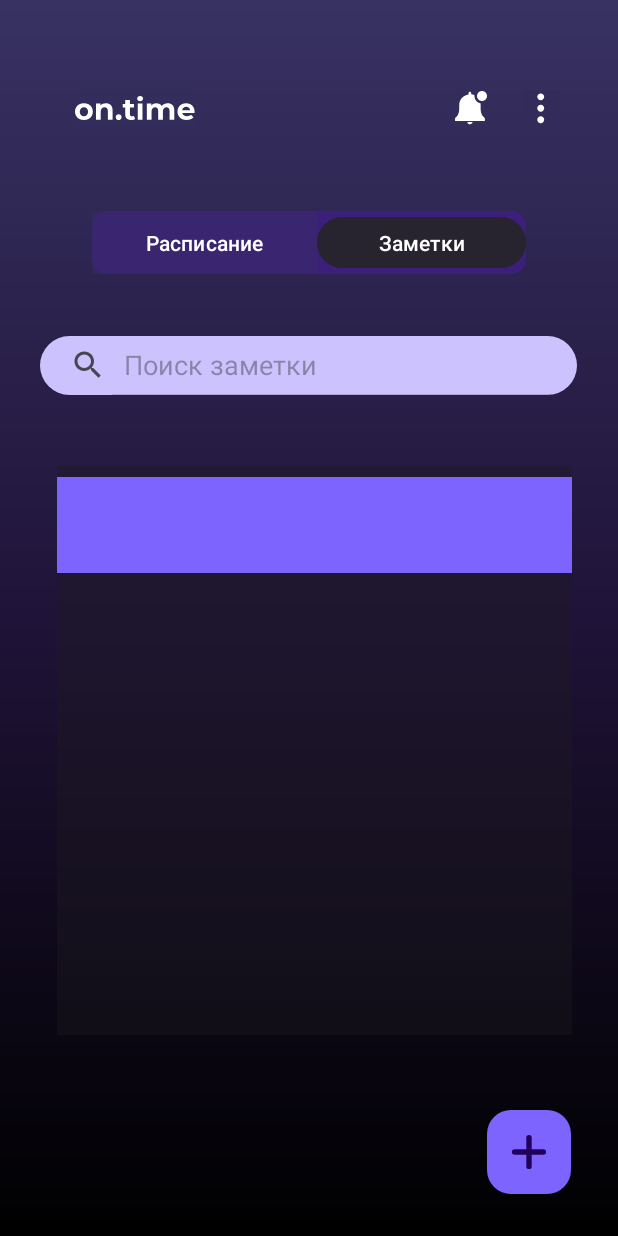
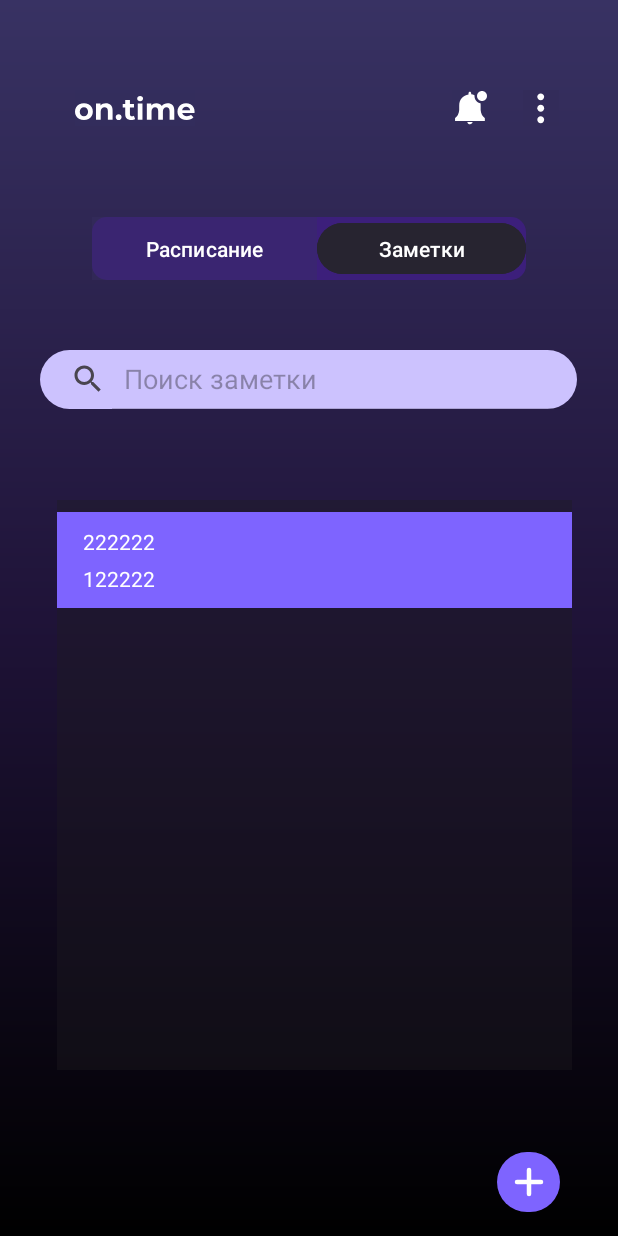
Before and after one commit to Milo4kaa/TestAndroid, an Android app built with Jetpack Compose: the screen it shows after launch (MainActivity), after a tap on "TODO", on a phone screen of 412 x 824 dp. Run offline under Robolectric (Android 15) with nearby library versions, the phone set to English and light mode, and no system bars.

Commit message:
Кнопка для передвижения

```diff
--- a/app/src/main/AndroidManifest.xml
+++ b/app/src/main/AndroidManifest.xml
@@ -13,10 +13,13 @@
         android:theme="@style/Theme.ToDoList"
         tools:targetApi="31">
         <activity
+            android:name=".Menu"
+            android:exported="false" />
+        <activity
             android:name=".ui.theme.NoteActivity"
             android:exported="false"
             android:label="@string/title_activity_note"
-            android:theme="@style/Theme.ToDoList"/>
+            android:theme="@style/Theme.ToDoList" />
         <activity
             android:name=".MainActivity"
             android:exported="true">
--- a/app/src/main/java/com/example/todolist/MainActivity.kt
+++ b/app/src/main/java/com/example/todolist/MainActivity.kt
@@ -25,8 +25,8 @@ class MainActivity : AppCompatActivity() {
         binding.apply {
             rcView.layoutManager = LinearLayoutManager(this@MainActivity)
             rcView.adapter = adapter
-            NoteAdd.setOnClickListener {
-                val note = Note("","1")
+            imageButton2.setOnClickListener {
+                val note = Note("222222","122222")
                 adapter.addNote(note)
             }
         }
@@ -35,4 +35,8 @@ class MainActivity : AppCompatActivity() {
         val intent = Intent(this, NoteActivity::class.java)
         startActivity(intent)
     }
+    fun onClickOpenMenuActivity (view : View){
+        val intent = Intent(this, Menu::class.java)
+        startActivity(intent)
+    }
 }
--- /dev/null
+++ b/app/src/main/res/drawable/liner_radius.xml
@@ -0,0 +1,5 @@
+<?xml version="1.0" encoding="utf-8"?>
+<shape xmlns:android="http://schemas.android.com/apk/res/android">
+    <solid android:color="#7E64FF"/>
+    <corners android:radius="20dp"/>
+</shape>
--- /dev/null
+++ b/app/src/main/res/drawable/menu_button_radius.xml
@@ -0,0 +1,5 @@
+<?xml version="1.0" encoding="utf-8"?>
+<shape xmlns:android="http://schemas.android.com/apk/res/android">
+    <solid android:color="#7E64FF"/>
+    <corners android:radius="360dp"/>
+</shape>
--- a/app/src/main/res/layout/activity_main.xml
+++ b/app/src/main/res/layout/activity_main.xml
@@ -6,26 +6,6 @@
     android:layout_height="match_parent"
     android:background="@drawable/gradient"
     tools:context=".MainActivity">
-
-
-    <com.google.android.material.floatingactionbutton.FloatingActionButton
-        android:id="@+id/NoteAdd"
-        android:layout_width="wrap_content"
-        android:layout_height="wrap_content"
-        android:layout_marginStart="328dp"
-        android:layout_marginEnd="31dp"
-        android:layout_marginBottom="28dp"
-        android:clickable="true"
-        android:contentDescription="@string/TODO"
-        android:focusable="true"
-        android:tint="@color/white"
-        app:backgroundTint="#7E64FF"
-        app:layout_constraintBottom_toBottomOf="parent"
-        app:layout_constraintEnd_toEndOf="parent"
-        app:layout_constraintHorizontal_bias="1.0"
-        app:layout_constraintStart_toStartOf="parent"
-        app:rippleColor="#7E64FF"
-        app:srcCompat="@drawable/group_21" />
 
     <SearchView
         android:id="@+id/searchView"
@@ -76,7 +56,6 @@
             android:layout_height="wrap_content"
             android:layout_weight="1"
             android:backgroundTint="#272430"
-            android:onClick="onClickOpenNoteActivity"
             android:text="@string/Заметки"
             tools:ignore="ButtonStyle,TouchTargetSizeCheck" />
     </LinearLayout>
@@ -122,16 +101,31 @@
         app:srcCompat="@drawable/on_time"
         tools:ignore="MissingConstraints" />
 
+    <ImageButton
+        android:id="@+id/imageButton8"
+        android:layout_width="42dp"
+        android:layout_height="40dp"
+        android:layout_marginStart="331dp"
+        android:layout_marginEnd="38dp"
+        android:layout_marginBottom="16dp"
+        android:background="@drawable/menu_button_radius"
+        android:onClick="onClickOpenMenuActivity"
+        app:layout_constraintBottom_toBottomOf="parent"
+        app:layout_constraintEnd_toEndOf="parent"
+        app:layout_constraintHorizontal_bias="0.0"
+        app:layout_constraintStart_toStartOf="parent"
+        app:srcCompat="@drawable/group_21" />
+
     <androidx.recyclerview.widget.RecyclerView
         android:id="@+id/rcView"
         android:layout_width="343dp"
         android:layout_height="380dp"
         android:layout_marginStart="38dp"
-        android:layout_marginTop="10dp"
+        android:layout_marginTop="20dp"
         android:layout_marginEnd="39dp"
         android:layout_marginBottom="24dp"
         android:background="@color/material_on_background_disabled"
-        app:layout_constraintBottom_toTopOf="@+id/NoteAdd"
+        app:layout_constraintBottom_toTopOf="@+id/imageButton8"
         app:layout_constraintEnd_toEndOf="parent"
         app:layout_constraintHorizontal_bias="0.034"
         app:layout_constraintStart_toStartOf="parent"
--- a/app/src/main/res/layout/note_item.xml
+++ b/app/src/main/res/layout/note_item.xml
@@ -13,6 +13,7 @@
         android:layout_marginEnd="8dp"
         android:layout_marginBottom="8dp"
         android:background="#7E64FF"
+        android:onClick="onClickOpenNoteActivity"
         app:cardCornerRadius="10dp"
         app:layout_constraintBottom_toBottomOf="parent"
         app:layout_constraintEnd_toEndOf="parent"
@@ -23,14 +24,15 @@
         <LinearLayout
             android:layout_width="match_parent"
             android:layout_height="match_parent"
-            android:background="#7E64FF"
+            android:background="@drawable/liner_radius"
             android:orientation="vertical">
+
 
             <TextView
                 android:id="@+id/TitleView"
-                android:layout_width="390dp"
+                android:layout_width="349dp"
                 android:layout_height="wrap_content"
-                android:layout_marginStart="10dp"
+                android:layout_marginStart="50dp"
                 android:layout_marginTop="10dp"
                 android:layout_marginEnd="10dp"
                 android:text="TextView"
@@ -41,7 +43,7 @@
                 android:id="@+id/MainTextView"
                 android:layout_width="match_parent"
                 android:layout_height="wrap_content"
-                android:layout_marginStart="10dp"
+                android:layout_marginStart="50dp"
                 android:layout_marginTop="5dp"
                 android:layout_marginEnd="10dp"
                 android:layout_marginBottom="10dp"
```
Also changed, not shown: app/src/main/java/com/example/todolist/Menu.kt (added, +22 -0 lines), app/src/main/res/drawable/vector.xml (added, +9 -0 lines), app/src/main/res/drawable/vector__1_.xml (added, +9 -0 lines), app/src/main/res/layout/activity_menu.xml (added, +81 -0 lines), 21 other files.
